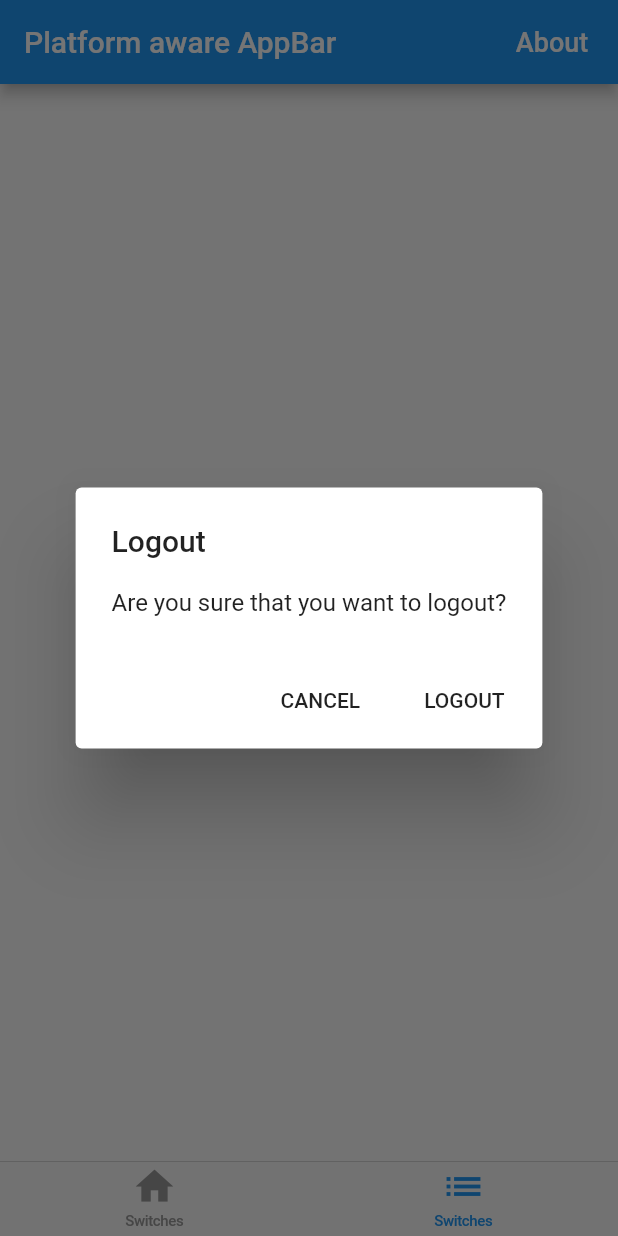
After one commit to ReverseScale/FlutterDemo, a Flutter app: the screen it shows after launch, item 2 of the bottom bar chosen, after a tap on "Dialog with two buttons", on a phone screen of 412 x 824 dp. The commit adds this screen. Run offline on Flutter 3.47's test engine with Material 2 defaults, Android fonts, the phone set to English and light mode, and no system bars; our stand-ins replace dio, fluro, rxdart, shared_preferences, sqflite; missing offline and left inert: flutter_calendar; accounts and stored records are empty.

Commit message:
✨:Introducing new features for Cupertino.

```diff
--- a/hello_flutter_app/lib/CupertinoApp.dart
+++ b/hello_flutter_app/lib/CupertinoApp.dart
@@ -1,6 +1,8 @@
 import 'package:flutter/cupertino.dart';
 import 'package:flutter/material.dart';
-import 'package:hello_flutter_app/TabbarApp.dart';
+import 'package:hello_flutter_app/switches_page.dart';
+import 'package:hello_flutter_app/dialogs_page.dart';
+
 
 class TabbarType extends StatelessWidget {
   @override
@@ -18,28 +20,17 @@ class CuperHomeApp extends StatefulWidget {
 
 class _CuperHomeAppState extends State<CuperHomeApp> {
   int _index = 0;
-  final List<Widget> _children = [Pageone(), Pagetwo(), Pagethree()];
+  final List<Widget> _children = [SwitchesPage(),DialogsPage()];
   @override
   Widget build(BuildContext context) {
-//     return CupertinoPageScaffold(
-//       navigationBar: CupertinoNavigationBar(
-//         leading: Icon(CupertinoIcons.back),
-//         middle: Text('iOS'),
-//         trailing: Icon(CupertinoIcons.search),
-//       ),
-//       backgroundColor: CupertinoColors.white,
-//       child: Text('data')
-//     );
     return Scaffold(
       body: _children[_index],
       bottomNavigationBar: CupertinoTabBar(
         currentIndex: _index,
         onTap: onTabTapped,
         items: [
-          BottomNavigationBarItem(title: Text('aaa'), icon: Icon(Icons.home)),
-          BottomNavigationBarItem(title: Text('bbb'), icon: Icon(Icons.list)),
-          BottomNavigationBarItem(
-              title: Text('ccc'), icon: Icon(Icons.message)),
+          BottomNavigationBarItem(title: Text('Switches'), icon: Icon(Icons.home)),
+          BottomNavigationBarItem(title: Text('Switches'), icon: Icon(Icons.list)),
         ],
       ),
     );
@@ -51,82 +42,3 @@ class _CuperHomeAppState extends State<CuperHomeApp> {
     });
   }
 }
-
-// class BottomBarApp extends StatefulWidget {
-//   @override
-//   _BottomBarAppState createState() => _BottomBarAppState();
-// }
-
-// class _BottomBarAppState extends State<BottomBarApp> {
-//   int _index = 0;
-//   final List<Widget> _children = [Pageone(), Pagetwo(), Pagethree()];
-//   @override
-//   Widget build(BuildContext context) {
-//     return Scaffold(
-//       body: _children[_index],
-//       bottomNavigationBar: CupertinoTabBar(
-//         currentIndex: _index,
-//         onTap: onTabTapped,
-//         items: [
-//           BottomNavigationBarItem(title: Text('aaa'), icon: Icon(Icons.home)),
-//           BottomNavigationBarItem(title: Text('bbb'), icon: Icon(Icons.list)),
-//           BottomNavigationBarItem(
-//               title: Text('ccc'), icon: Icon(Icons.message)),
-//         ],
-//       ),
-//     );
-//   }
-
-//   void onTabTapped(int index) {
-//     setState(() {
-//       _index = index;
-//     });
-//   }
-// }
-
-
-// 子页面
-// class Pageone extends StatelessWidget {
-//   @override
-//   Widget build(BuildContext context) {
-//     return CupertinoPageScaffold(
-//       navigationBar: CupertinoNavigationBar(
-//         leading: Icon(CupertinoIcons.back),
-//         middle: Text('iOS'),
-//         trailing: Icon(CupertinoIcons.search),
-//       ),
-//       backgroundColor: CupertinoColors.white,
-//       child: Text('data')
-//     );
-//   }
-// }
-
-// class Pagetwo extends StatelessWidget {
-//   @override
-//   Widget build(BuildContext context) {
-//     return CupertinoPageScaffold(
-//       navigationBar: CupertinoNavigationBar(
-//         leading: Icon(CupertinoIcons.back),
-//         middle: Text('iOS'),
-//         trailing: Icon(CupertinoIcons.search),
-//       ),
-//       backgroundColor: CupertinoColors.white,
-//       child: Text('data')
-//     );
-//   }
-// }
-
-// class Pagethree extends StatelessWidget {
-//   @override
-//   Widget build(BuildContext context) {
-//     return CupertinoPageScaffold(
-//       navigationBar: CupertinoNavigationBar(
-//         leading: Icon(CupertinoIcons.back),
-//         middle: Text('iOS'),
-//         trailing: Icon(CupertinoIcons.search),
-//       ),
-//       backgroundColor: CupertinoColors.white,
-//       child: Text('data')
-//     );
-//   }
-// }
--- /dev/null
+++ b/hello_flutter_app/lib/common_widgets/platform_alert_dialog.dart
@@ -0,0 +1,95 @@
+import 'dart:io';
+
+import 'package:flutter/cupertino.dart';
+import 'package:flutter/foundation.dart';
+import 'package:flutter/material.dart';
+import 'package:hello_flutter_app/common_widgets/platform_widget.dart';
+
+class PlatformAlertDialog extends PlatformWidget<CupertinoAlertDialog, AlertDialog> {
+  PlatformAlertDialog({
+    @required this.title,
+    @required this.content,
+    this.cancelText,
+    @required this.confirmText,
+  })  : assert(title != null),
+        assert(content != null),
+        assert(confirmText != null);
+
+  final String title;
+  final String content;
+  final String cancelText;
+  final String confirmText;
+
+  @override
+  AlertDialog buildMaterialWidget(BuildContext context) {
+    return AlertDialog(
+      title: Text(title),
+      content: Text(content),
+      actions: _actions(
+          context, cancelText?.toUpperCase(), confirmText.toUpperCase()),
+    );
+  }
+
+  @override
+  CupertinoAlertDialog buildCupertinoWidget(BuildContext context) {
+    return CupertinoAlertDialog(
+      title: Text(title),
+      content: Text(content),
+      actions: _actions(context, cancelText, confirmText),
+    );
+  }
+
+  List<Widget> _actions(
+      BuildContext context, String cancelText, String confirmText) {
+    var actions = <Widget>[];
+    if (cancelText != null) {
+      actions.add(PlatformAlertDialogAction(
+        child: Text(cancelText),
+        onPressed: () => _dismiss(context, false),
+      ));
+    }
+    actions.add(PlatformAlertDialogAction(
+      child: Text(confirmText),
+      onPressed: () => _dismiss(context, true),
+    ));
+    return actions;
+  }
+
+  Future<bool> show(BuildContext context) async {
+    final result = await showDialog<bool>(
+      context: context,
+      barrierDismissible: !Platform.isIOS,
+      builder: (context) => this,
+    );
+    // showDialog returns null if the dialog has been dismissed with the back
+    // button on Android.
+    // here we ensure that we return only true or false
+    return Future.value(result ?? false);
+  }
+
+  void _dismiss(BuildContext context, bool value) {
+    Navigator.of(context, rootNavigator: true).pop(value);
+  }
+}
+
+class PlatformAlertDialogAction extends PlatformWidget<CupertinoDialogAction, FlatButton> {
+  PlatformAlertDialogAction({this.child, this.onPressed});
+  final Widget child;
+  final VoidCallback onPressed;
+
+  @override
+  FlatButton buildMaterialWidget(BuildContext context) {
+    return FlatButton(
+      child: child,
+      onPressed: onPressed,
+    );
+  }
+
+  @override
+  CupertinoDialogAction buildCupertinoWidget(BuildContext context) {
+    return CupertinoDialogAction(
+      child: child,
+      onPressed: onPressed,
+    );
+  }
+}
--- /dev/null
+++ b/hello_flutter_app/lib/common_widgets/platform_app_bar.dart
@@ -0,0 +1,32 @@
+import 'package:flutter/cupertino.dart';
+import 'package:flutter/material.dart';
+import 'package:hello_flutter_app/common_widgets/platform_widget.dart';
+
+class PlatformAppBar extends PlatformWidget<CupertinoNavigationBar, AppBar> {
+  PlatformAppBar({this.leading, this.title, this.actions});
+  final Widget leading;
+  final Widget title;
+  final List<Widget> actions;
+
+  @override
+  CupertinoNavigationBar buildCupertinoWidget(BuildContext context) {
+    return CupertinoNavigationBar(
+      leading: leading,
+      middle: title,
+      trailing: Row(
+        children: actions,
+        mainAxisSize: MainAxisSize.min,
+        crossAxisAlignment: CrossAxisAlignment.stretch,
+      ),
+    );
+  }
+
+  @override
+  AppBar buildMaterialWidget(BuildContext context) {
+    return AppBar(
+      leading: leading,
+      title: title,
+      actions: actions,
+    );
+  }
+}
--- /dev/null
+++ b/hello_flutter_app/lib/common_widgets/platform_button.dart
@@ -0,0 +1,30 @@
+
+import 'package:flutter/cupertino.dart';
+import 'package:flutter/material.dart';
+import 'package:hello_flutter_app/common_widgets/platform_widget.dart';
+
+class PlatformButton extends PlatformWidget<CupertinoButton, FlatButton> {
+  PlatformButton({Key key, this.child, this.color, this.onPressed}) : super(key: key);
+  final Widget child;
+  final Color color;
+  final VoidCallback onPressed;
+
+  @override
+  CupertinoButton buildCupertinoWidget(BuildContext context) {
+    return CupertinoButton(
+      child: child,
+      color: color,
+      pressedOpacity: 0.5,
+      onPressed: onPressed,
+    );
+  }
+
+  @override
+  FlatButton buildMaterialWidget(BuildContext context) {
+    return FlatButton(
+      child: child,
+      color: color,
+      onPressed: onPressed,
+    );
+  }
+}
--- /dev/null
+++ b/hello_flutter_app/lib/common_widgets/platform_scaffold.dart
@@ -0,0 +1,27 @@
+
+import 'package:flutter/cupertino.dart';
+import 'package:flutter/material.dart';
+import 'package:hello_flutter_app/common_widgets/platform_app_bar.dart';
+import 'package:hello_flutter_app/common_widgets/platform_widget.dart';
+
+class PlatformScaffold extends PlatformWidget<CupertinoPageScaffold, Scaffold> {
+  PlatformScaffold({this.appBar, this.body});
+  final PlatformAppBar appBar;
+  final Widget body;
+
+  @override
+  CupertinoPageScaffold buildCupertinoWidget(BuildContext context) {
+    return CupertinoPageScaffold(
+      navigationBar: appBar.buildCupertinoWidget(context),
+      child: body,
+    );
+  }
+
+  @override
+  Scaffold buildMaterialWidget(BuildContext context) {
+    return Scaffold(
+      appBar: appBar.buildMaterialWidget(context),
+      body: body,
+    );
+  }
+}
--- /dev/null
+++ b/hello_flutter_app/lib/common_widgets/platform_widget.dart
@@ -0,0 +1,20 @@
+import 'dart:io';
+import 'package:flutter/cupertino.dart';
+import 'package:flutter/foundation.dart';
+import 'package:flutter/material.dart';
+
+abstract class PlatformWidget<C extends Widget, M extends Widget>
+    extends StatelessWidget {
+  PlatformWidget({Key key}) : super(key: key);
+
+  C buildCupertinoWidget(BuildContext context);
+  M buildMaterialWidget(BuildContext context);
+
+  @override
+  Widget build(BuildContext context) {
+    if (Platform.isIOS) {
+      return buildCupertinoWidget(context);
+    }
+    return buildMaterialWidget(context);
+  }
+}
--- /dev/null
+++ b/hello_flutter_app/lib/dialogs_page.dart
@@ -0,0 +1,101 @@
+import 'dart:io';
+
+import 'package:flutter/material.dart';
+
+import 'package:hello_flutter_app/common_widgets/platform_widget.dart';
+import 'package:hello_flutter_app/common_widgets/platform_alert_dialog.dart';
+import 'package:hello_flutter_app/common_widgets/platform_app_bar.dart';
+import 'package:hello_flutter_app/common_widgets/platform_button.dart';
+import 'package:hello_flutter_app/common_widgets/platform_scaffold.dart';
+
+class DialogsPage extends StatelessWidget {
+
+  void _showSnackBarWithText(BuildContext context, String text) {
+    if (Platform.isIOS) {
+      print('[Snackbar not supported] $text');
+    } else {
+      final scaffold = Scaffold.of(context);
+      scaffold.hideCurrentSnackBar();
+      scaffold.showSnackBar(SnackBar(
+        content: Text(text),
+      ));
+    }
+  }
+
+  void _showHelpDialog(BuildContext context) async {
+    PlatformAlertDialog(
+      title: 'Platform aware widgets',
+      content: 'Operating System: ' + Platform.operatingSystem,
+      confirmText: 'Dismiss',
+    ).show(context);
+  }
+
+  void _showTwoButtonsDialog(BuildContext context) async {
+    final didLogout = await PlatformAlertDialog(
+      title: 'Logout',
+      content: 'Are you sure that you want to logout?',
+      cancelText: 'Cancel',
+      confirmText: 'Logout',
+    ).show(context);
+    _showSnackBarWithText(context, 'did logout: $didLogout');
+  }
+
+  void _showOneButtonDialog(BuildContext context) async {
+    final didConfirm = await PlatformAlertDialog(
+      title: 'Network error',
+      content: 'Please try again later',
+      confirmText: 'OK',
+    ).show(context);
+    _showSnackBarWithText(context, 'did confirm: $didConfirm');
+  }
+
+  @override
+  Widget build(BuildContext context) {
+    return PlatformScaffold(
+      appBar: PlatformAppBar(
+        title: Text('Platform aware AppBar'),
+        actions: [
+          PlatformButton(
+            child: Text(
+              'About',
+              style: TextStyle(
+                color: Platform.isIOS ? Colors.blue : Colors.white,
+                fontSize: 18.0,
+              ),
+            ),
+            onPressed: () => _showHelpDialog(context),
+          ),
+        ],
+      ),
+      body: buildContents(context),
+    );
+  }
+
+  Widget buildContents(BuildContext context) {
+    return Padding(
+      padding: const EdgeInsets.all(16.0),
+      child: Center(
+        // Center is a layout widget. It takes a single child and positions it
+        // in the middle of the parent.
+        child: Column(
+          mainAxisAlignment: MainAxisAlignment.center,
+          children: <Widget>[
+            PlatformButton(
+              child: Text('Dialog with two buttons',
+                  style: TextStyle(color: Colors.white)),
+              color: Colors.blue,
+              onPressed: () => _showTwoButtonsDialog(context),
+            ),
+            SizedBox(height: 16.0),
+            PlatformButton(
+              child: Text('Dialog with one button',
+                  style: TextStyle(color: Colors.white)),
+              color: Colors.blue,
+              onPressed: () => _showOneButtonDialog(context),
+            ),
+          ],
+        ),
+      ),
+    );
+  }
+}
--- /dev/null
+++ b/hello_flutter_app/lib/switches_page.dart
@@ -0,0 +1,79 @@
+import 'dart:io';
+import 'package:flutter/material.dart';
+import 'package:flutter/cupertino.dart';
+import 'package:hello_flutter_app/common_widgets/platform_switch.dart';
+
+class SwitchesPage extends StatefulWidget {
+  @override
+  _SwitchesPageState createState() => _SwitchesPageState();
+}
+
+class _SwitchesPageState extends State<SwitchesPage> {
+  bool _switchValue = false;
+
+  void _platformSwitchChanged(BuildContext context, bool value) {
+    setState(() {
+      _switchValue = value;
+    });
+  }
+
+  @override
+  Widget build(BuildContext context) {
+    return Scaffold(
+      appBar: AppBar(
+        title: Text('Switches'),
+        actions: [
+          FlatButton(
+            child: Text(
+              'About',
+              style: TextStyle(
+                color: Colors.white,
+                fontSize: 18.0,
+              ),
+            ),
+            onPressed: () {},
+          ),
+        ],
+        elevation: Platform.isIOS ? 0.0 : 4.0,
+      ),
+      body: buildContents(),
+    );
+  }
+
+  Widget buildContents() {
+    return Padding(
+      padding: const EdgeInsets.all(32.0),
+      child: Center(
+        child: Column(
+          mainAxisAlignment: MainAxisAlignment.center,
+          children: <Widget>[
+            buildRow(
+              text: 'Active',
+              child: PlatformSwitch(
+                value: _switchValue,
+                onChanged: (value) => _platformSwitchChanged(context, value),
+              ),
+            ),
+            SizedBox(height: 60.0),
+            buildRow(
+              text: 'Inactive',
+              child: PlatformSwitch(
+                value: true,
+              ),
+            ),
+          ],
+        ),
+      ),
+    );
+  }
+
+  Widget buildRow({String text, Widget child}) {
+    return Row(
+      mainAxisAlignment: MainAxisAlignment.spaceBetween,
+      children: <Widget>[
+        Text(text, style: TextStyle(fontSize: 20.0)),
+        child,
+      ],
+    );
+  }
+}
```
Also changed, not shown: hello_flutter_app/lib/common_widgets/platform_switch.dart (added, +19 -0 lines).
